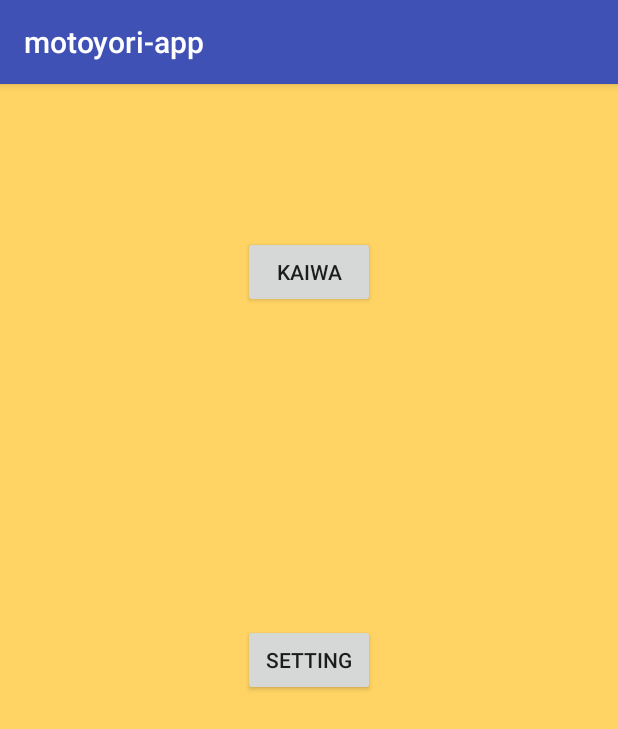
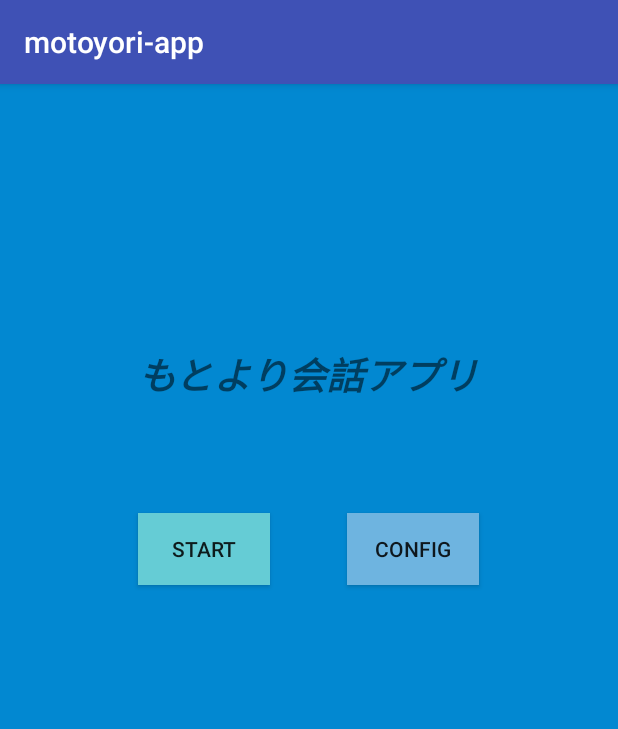
Before and after one commit to teamMOTOYORI/motoyori-app, an Android app: the screen it shows after launch (MainActivity), on a phone screen of 412 x 824 dp. Shown: the top 729 px of the screen. Run offline under Robolectric (Android 15) with nearby library versions, the phone set to English and light mode, and no system bars.

Commit message:
main画面

```diff
--- a/motoyori-app/app/src/main/res/layout/activity_main.xml
+++ b/motoyori-app/app/src/main/res/layout/activity_main.xml
@@ -7,24 +7,38 @@
     android:paddingLeft="@dimen/activity_horizontal_margin"
     android:paddingRight="@dimen/activity_horizontal_margin"
     android:paddingTop="@dimen/activity_vertical_margin"
-    tools:context="com.teammotoyori.motoyori_app.MainActivity"
-    android:background="#FFD464">
+    tools:context="com.teammotoyori.motoyori_app.KaiwaActivity"
+    android:background="#0288d1">
+
+    <TextView
+        android:layout_width="wrap_content"
+        android:layout_height="wrap_content"
+        android:text="もとより会話アプリ"
+        android:textStyle="bold|italic"
+        android:textSize="25dp"
+        android:layout_alignParentTop="true"
+        android:layout_centerHorizontal="true"
+        android:layout_marginTop="158dp"
+        android:id="@+id/textView" />
 
     <Button
         android:layout_width="wrap_content"
         android:layout_height="wrap_content"
-        android:text="Kaiwa"
+        android:text="start"
         android:id="@+id/button"
-        android:layout_alignParentTop="true"
-        android:layout_centerHorizontal="true"
-        android:layout_marginTop="85dp" />
+        android:layout_marginTop="73dp"
+        android:background="#65ccd5"
+        android:layout_below="@+id/textView"
+        android:layout_alignLeft="@+id/textView"
+        android:layout_alignStart="@+id/textView" />
 
     <Button
         android:layout_width="wrap_content"
         android:layout_height="wrap_content"
-        android:text="Setting"
+        android:text="CONFIG"
         android:id="@+id/button2"
-        android:layout_centerVertical="true"
-        android:layout_centerHorizontal="true" />
-
+        android:background="#6eb4e0"
+        android:layout_alignTop="@+id/button"
+        android:layout_alignRight="@+id/textView"
+        android:layout_alignEnd="@+id/textView" />
 </RelativeLayout>
```
